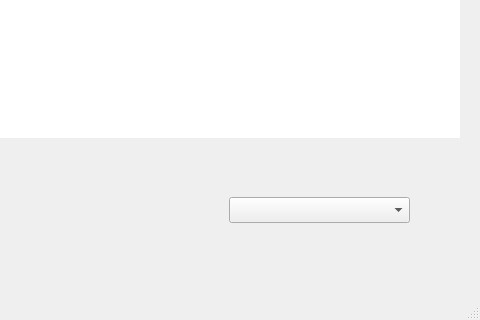
First picture: the form in main_gui.ui, repository LostYouthgit/DBClient, before the edit; both pictures show x 691 to 1171 and y 456 to 776 of the 1171 by 776 pixel window.
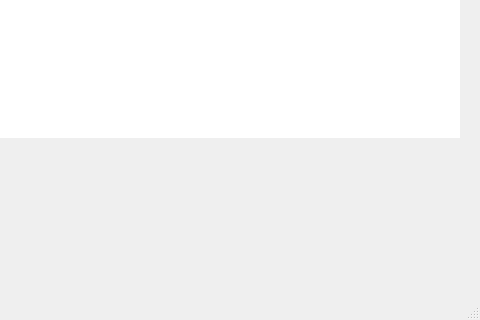
Second picture: the form after the edit. The open tabs and pages were chosen to show the change.

The edit to the form file:
```diff
--- a/main_gui.ui
+++ b/main_gui.ui
@@ -502,22 +502,6 @@
        <string>START</string>
       </property>
      </widget>
-     <widget class="QComboBox" name="comboBox_hub">
-      <property name="geometry">
-       <rect>
-        <x>920</x>
-        <y>610</y>
-        <width>181</width>
-        <height>26</height>
-       </rect>
-      </property>
-      <property name="mouseTracking">
-       <bool>false</bool>
-      </property>
-      <property name="editable">
-       <bool>false</bool>
-      </property>
-     </widget>
     </widget>
    </widget>
   </widget>
```
Left out of the diff: 2 changed lines with no effect on the pictures.
